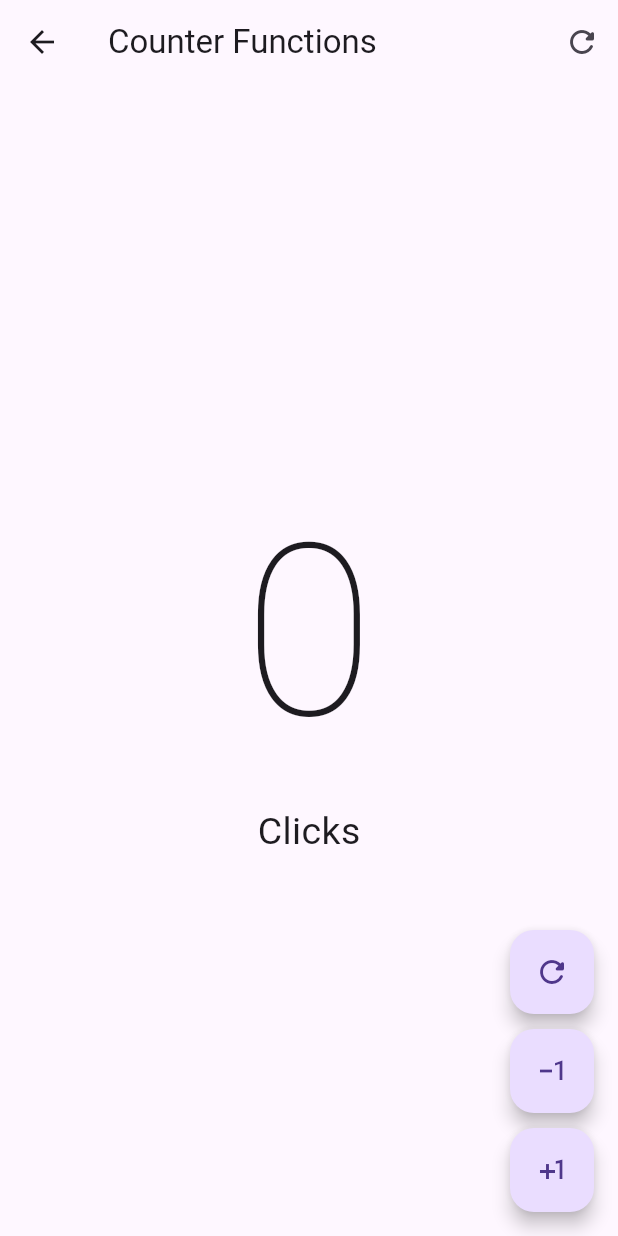
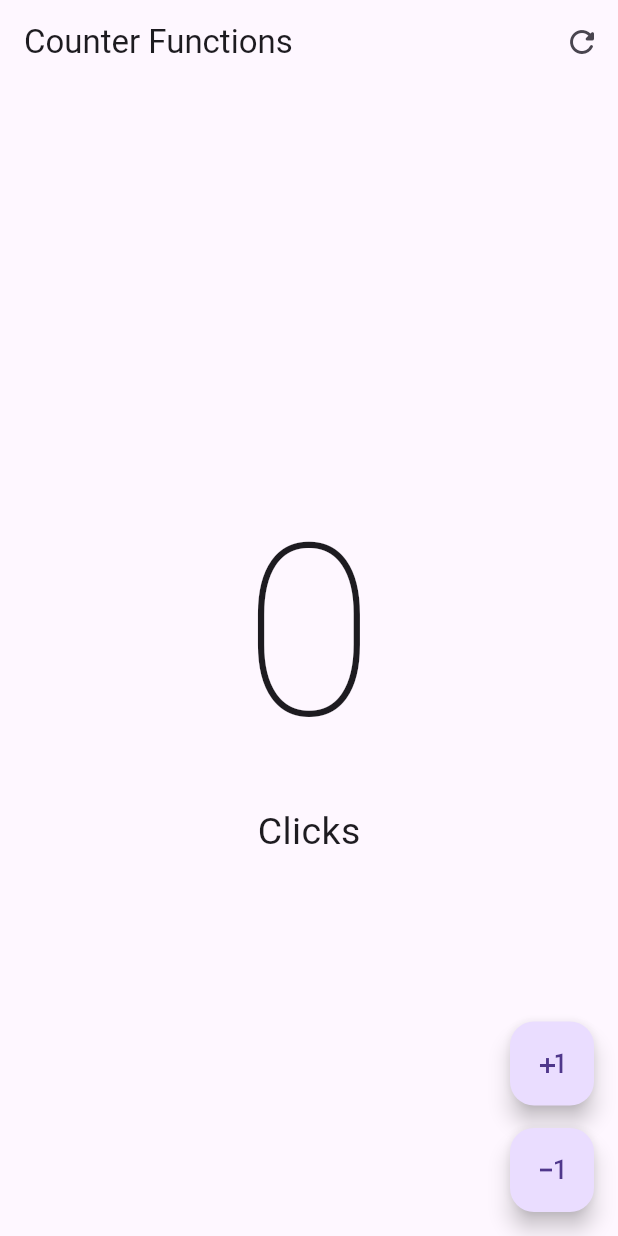
Before and after one commit to Brisgregorio/Practicas_DMI_230362, a Flutter app: the CounterFunctionsScreen screen opened directly, on a phone screen of 412 x 824 dp. Run offline on Flutter 3.47's test engine with Material 3 defaults, Android fonts, the phone set to English and light mode, and no system bars.

Commit message:
Correción de error
Los errores encontrados fueron corregidos

```diff
--- a/hello_word_app/lib/main.dart
+++ b/hello_word_app/lib/main.dart
@@ -1,5 +1,5 @@
 import 'package:flutter/material.dart';
-import 'package:hello_word_app/presetation/screens/counter/counter_screen.dart';
+import 'presetation/screens/counter/counter_screen.dart';
 
 
 void main() {
@@ -13,7 +13,7 @@ class MyApp extends StatelessWidget {
   Widget build(BuildContext context) {
     return MaterialApp(
       debugShowCheckedModeBanner: false,
-      home:CounterScreen()
+      home:  CounterFunctionsScreen(),
     );
   }
 }
--- a/hello_word_app/lib/presetation/screens/counter/counter_functions_screen.dart
+++ /dev/null
@@ -1,99 +0,0 @@
-import 'package:flutter/material.dart';
-
-class CounterFunctionsScreen extends StatefulWidget {
-  const CounterFunctionsScreen({super.key});
-
-  @override
-  State<CounterFunctionsScreen> createState() => _CounterFunctionsScreenState();
-}
-
-class _CounterFunctionsScreenState extends State<CounterFunctionsScreen> {
-  int clickCounter = 0;
-
-  @override
-  Widget build(BuildContext context) {
-    return Scaffold(
-        appBar: AppBar(
-          title: const Text('Counter Functions'),
-          actions: [
-            IconButton(
-                icon: const Icon(Icons.refresh_rounded),
-                onPressed: () {
-                  setState(() {
-                    clickCounter = 0;
-                  });
-                }),
-          ],
-        ),
-        body: Center(
-          child: Column(
-            mainAxisAlignment: MainAxisAlignment.center,
-            children: [
-              Text('$clickCounter',
-                  style: const TextStyle(
-                      fontSize: 160, fontWeight: FontWeight.w100)),
-
-              Text('Click${clickCounter == 1 ? '' : 's'}',
-                  style: const TextStyle(fontSize: 25))
-
-              // if( clickCounter == 1 )
-              //   const Text('Click', style: TextStyle(fontSize: 25)),
-
-              // if( clickCounter != 1 )
-              //   const Text('Clicks', style: TextStyle(fontSize: 25)),
-            ],
-          ),
-        ),
-        floatingActionButton: Column(
-          mainAxisAlignment: MainAxisAlignment.end,
-          children: [
-            CustomButton(
-              icon: Icons.refresh_rounded,
-              onPressed: () {
-                clickCounter = 0;
-                setState(() {});
-              },
-            ),
-            const SizedBox(height: 10),
-            CustomButton(
-              icon: Icons.exposure_minus_1_outlined,
-              onPressed: () {
-                if (clickCounter == 0) return;
-                clickCounter--;
-                setState(() {});
-              },
-            ),
-            const SizedBox(height: 10),
-            CustomButton(
-              icon: Icons.plus_one,
-              onPressed: () {
-                clickCounter++;
-                setState(() {});
-              },
-            ),
-          ],
-        ));
-  }
-}
-
-class CustomButton extends StatelessWidget {
-  final IconData icon;
-  final VoidCallback? onPressed;
-
-  const CustomButton({
-    super.key,
-    required this.icon,
-    this.onPressed,
-  });
-
-  @override
-  Widget build(BuildContext context) {
-    return FloatingActionButton(
-      // shape: const StadiumBorder(),
-      enableFeedback: true,
-      elevation: 5,
-      onPressed: onPressed,
-      child: Icon(icon),
-    );
-  }
-}
--- a/hello_word_app/lib/presetation/screens/counter/counter_screen.dart
+++ b/hello_word_app/lib/presetation/screens/counter/counter_screen.dart
@@ -1,20 +1,30 @@
 import 'package:flutter/material.dart';
 
-class CounterScreen extends StatefulWidget {
-  const CounterScreen({super.key});
+class CounterFunctionsScreen extends StatefulWidget {
+  const CounterFunctionsScreen({super.key});
 
   @override
-  State<CounterScreen> createState() => _CounterScreenState();
+  State<CounterFunctionsScreen> createState() => _CounterFunctionsScreenState();
 }
 
-class _CounterScreenState extends State<CounterScreen> {
+class _CounterFunctionsScreenState extends State<CounterFunctionsScreen> {
   int clickCounter = 0;
 
   @override
   Widget build(BuildContext context) {
     return Scaffold(
       appBar: AppBar(
-        title: const Text('Counter Screen'),
+        title: const Text('Counter Functions'),
+        actions: [
+          IconButton(
+            icon: Icon(Icons.refresh_rounded),
+            onPressed: () {
+              setState(() {
+                clickCounter = 0;
+              });
+            },
+          ),
+        ],
       ),
         body: Center(
           child: Column(
@@ -22,25 +32,33 @@ class _CounterScreenState extends State<CounterScreen> {
             children: [
               Text('$clickCounter',
                 style: const TextStyle(
-                    fontSize: 160, fontWeight: FontWeight.w100)),
-
-            Text('Click${ clickCounter == 1 ? '':'s' }', style: const TextStyle(fontSize: 25))
-
-            // if( clickCounter == 1 )
-            //   const Text('Click', style: TextStyle(fontSize: 25)),
-
-            // if( clickCounter != 1 )
-            //   const Text('Clicks', style: TextStyle(fontSize: 25)),
+                  fontSize: 160, fontWeight: FontWeight.w100 )),
+              Text('Click${clickCounter == 1 ? '' : 's' }', style: TextStyle( fontSize: 25 ))
             ],
           ),
         ),
-      floatingActionButton: FloatingActionButton(
+        floatingActionButton: Column(
+          mainAxisAlignment: MainAxisAlignment.end,
+          children: [
+            FloatingActionButton(
               onPressed: () {
-          clickCounter++;
+                clickCounter ++;
                 setState(() {});
               },
-        child: const Icon(Icons.plus_one),
+              child: const Icon( Icons.plus_one ),
             ),
+
+            SizedBox(height: 15,),
+
+            FloatingActionButton(
+              onPressed: () {
+                clickCounter --;
+                setState(() {});
+              },
+              child: const Icon( Icons.exposure_minus_1_outlined ),
+            ),
+          ],
+        )
       );
   }
 }
```
Lines whose indentation alone changed are shown as unchanged.
